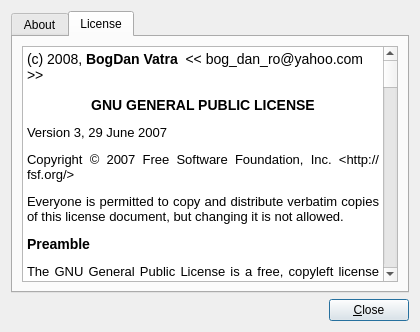
Old version of the form apps/designer/aboutdialog.ui in the repository shujaatak/exaro.
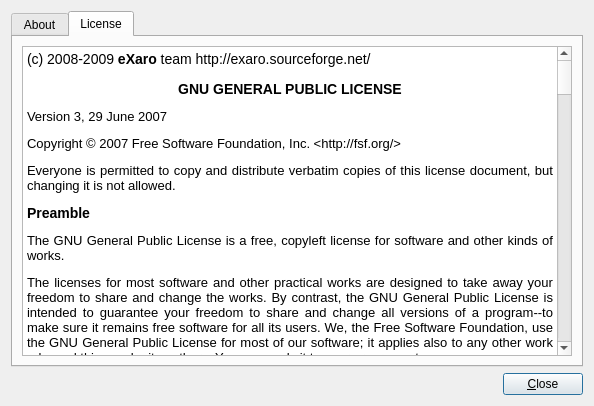
New version of the form. The open tabs and pages were chosen to show the change. Icons and pictures are not drawn.

Commit message: we are now a team, I'm not alone

```diff
--- a/apps/designer/aboutdialog.ui
+++ b/apps/designer/aboutdialog.ui
@@ -5,8 +5,8 @@
    <rect>
     <x>0</x>
     <y>0</y>
-    <width>420</width>
-    <height>332</height>
+    <width>594</width>
+    <height>406</height>
    </rect>
   </property>
   <property name="windowTitle" >
@@ -50,7 +50,7 @@
 &lt;html>&lt;head>&lt;meta name="qrichtext" content="1" />&lt;style type="text/css">
 p, li { white-space: pre-wrap; }
 &lt;/style>&lt;/head>&lt;body style=" font-family:'DejaVu Sans'; font-size:9pt; font-weight:400; font-style:normal;">
-&lt;p style=" margin-top:14px; margin-bottom:12px; margin-left:0px; margin-right:0px; -qt-block-indent:0; text-indent:0px; font-family:'Sans Serif'; font-size:10pt; font-weight:600;">&lt;span style=" font-size:large; font-weight:400;">(c) 2008,&lt;/span>&lt;span style=" font-size:large;"> BogDan Vatra&lt;/span>&lt;span style=" font-size:large; font-weight:400;">  &amp;lt;&amp;lt; bog_dan_ro@yahoo.com &amp;gt;&amp;gt;&lt;/span>&lt;/p>
+&lt;p style=" margin-top:14px; margin-bottom:12px; margin-left:0px; margin-right:0px; -qt-block-indent:0; text-indent:0px; font-family:'Sans Serif'; font-size:10pt; font-weight:600;">&lt;span style=" font-size:large; font-weight:400;">(c) 2008-2009&lt;/span>&lt;span style=" font-size:large;"> eXaro &lt;/span>&lt;span style=" font-size:large; font-weight:400;">team http://exaro.sourceforge.net/&lt;/span>&lt;/p>
 &lt;p align="center" style=" margin-top:14px; margin-bottom:12px; margin-left:0px; margin-right:0px; -qt-block-indent:0; text-indent:0px; font-family:'Sans Serif'; font-size:10pt; font-weight:600;">&lt;span style=" font-size:large;">GNU GENERAL PUBLIC LICENSE&lt;/span>&lt;/p>
 &lt;p align="justify" style=" margin-top:12px; margin-bottom:12px; margin-left:0px; margin-right:0px; -qt-block-indent:0; text-indent:0px; font-family:'Sans Serif'; font-size:10pt;">Version 3, 29 June 2007 &lt;/p>
 &lt;p align="justify" style=" margin-top:12px; margin-bottom:12px; margin-left:0px; margin-right:0px; -qt-block-indent:0; text-indent:0px; font-family:'Sans Serif'; font-size:10pt;">Copyright © 2007 Free Software Foundation, Inc. &amp;lt;http://fsf.org/&amp;gt;&lt;/p>
```
